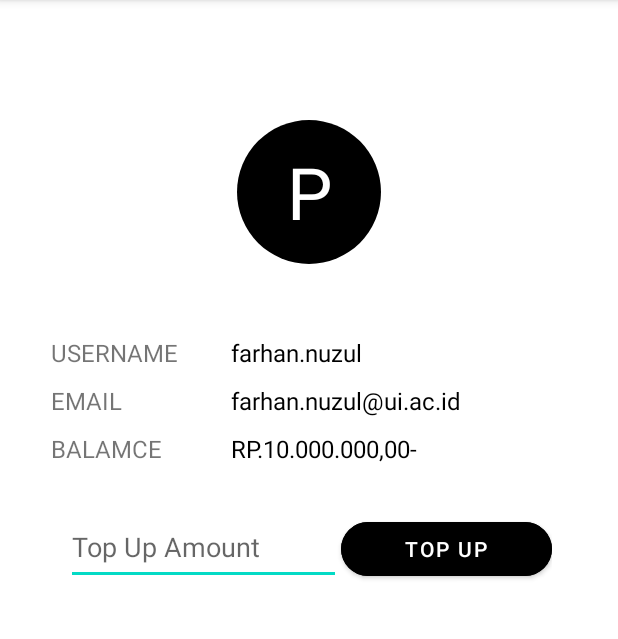
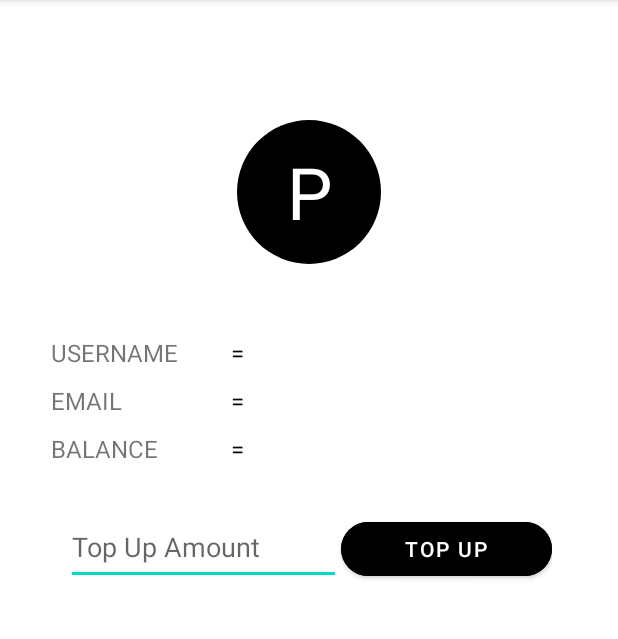
Before and after one commit to farhannuzul11/JBus-android, an Android app: the AboutMeActivity screen opened directly, with no data from a screen before it, on a phone screen of 412 x 824 dp, the part 84-723 px from its top. Run offline under Robolectric (Android 15) with nearby library versions, the phone set to English and light mode, and no system bars; 3 statements that could not run were skipped.

Commit message:
CS09 - Perbaikan

```diff
--- a/app/src/main/java/com/farhanNuzulNJBusAF/jbus_android/AboutMeActivity.java
+++ b/app/src/main/java/com/farhanNuzulNJBusAF/jbus_android/AboutMeActivity.java
@@ -2,25 +2,77 @@ package com.farhanNuzulNJBusAF.jbus_android;
 
 import androidx.appcompat.app.AppCompatActivity;
 
+import android.content.Context;
+import android.content.Intent;
 import android.os.Bundle;
+import android.widget.Button;
+import android.widget.EditText;
 import android.widget.TextView;
+import android.widget.Toast;
+
+import com.farhanNuzulNJBusAF.jbus_android.model.Account;
+import com.farhanNuzulNJBusAF.jbus_android.model.BaseResponse;
+import com.farhanNuzulNJBusAF.jbus_android.request.BaseApiService;
+import com.farhanNuzulNJBusAF.jbus_android.request.UtilsApi;
+
+import retrofit2.Call;
+import retrofit2.Callback;
+import retrofit2.Response;
 
 public class AboutMeActivity extends AppCompatActivity {
-
+    private Context mContext;
+    private BaseApiService mApiService;
+    private Button topUp;
+    private EditText amount;
+    private TextView username, email, balance;
     @Override
     protected void onCreate(Bundle savedInstanceState) {
         super.onCreate(savedInstanceState);
         setContentView(R.layout.activity_about_me);
 
-        TextView username = findViewById(R.id.username);
-        username.setText("farhan.nuzul");
-        TextView email = findViewById(R.id.email);
-        email.setText("farhan.nuzul@ui.ac.id");
-        TextView balance = findViewById(R.id.balance);
-        balance.setText("RP.10.000.000,00-");
-    }
+        mContext = this;
+        mApiService = UtilsApi.getApiService();
+        username = findViewById(R.id.username);
+        email = findViewById(R.id.email);
+        balance = findViewById(R.id.balance);
+        amount = findViewById(R.id.top_up_amount);
+        topUp = findViewById(R.id.top_up_button);
+
+        username.setText(LoginActivity.loggedAccount.name);
+        email.setText(LoginActivity.loggedAccount.email);
+        balance.setText(Double.toString(LoginActivity.loggedAccount.balance));
 
 
 
+        topUp.setOnClickListener(v -> {
+            handleTopUp();
+        });
+    }
 
+    protected void handleTopUp() {
+        String amount_handle = amount.getText().toString();
+        if (amount_handle.isEmpty()) {
+            Toast.makeText(mContext, "Field cannot be empty", Toast.LENGTH_SHORT).show();
+            return;
+        }
+        mApiService.topUp(LoginActivity.loggedAccount.id, Double.parseDouble(amount_handle)).enqueue(new Callback<BaseResponse<Double>>() {
+            @Override
+            public void onResponse(Call<BaseResponse<Double>> call, Response<BaseResponse<Double>> response) {
+                if (!response.isSuccessful()) {
+                    Toast.makeText(mContext, "Application error " + response.code(), Toast.LENGTH_SHORT).show();
+                    return;
+                }
+                BaseResponse<Double> res = response.body();
+                if (res.success) {
+                    LoginActivity.loggedAccount.balance = Double.parseDouble(amount_handle) + LoginActivity.loggedAccount.balance;
+                    finish();
+                }
+                Toast.makeText(mContext, res.message, Toast.LENGTH_SHORT).show();
+            }
+            @Override
+            public void onFailure(Call<BaseResponse<Double>> call, Throwable t) {
+                Toast.makeText(mContext, "Problem with the server", Toast.LENGTH_SHORT).show();
+            }
+        });
+    }
 }
--- a/app/src/main/java/com/farhanNuzulNJBusAF/jbus_android/RegisterActivity.java
+++ b/app/src/main/java/com/farhanNuzulNJBusAF/jbus_android/RegisterActivity.java
@@ -53,6 +53,8 @@ public class RegisterActivity extends AppCompatActivity {
             Toast.makeText(mContext, "Field cannot be empty", Toast.LENGTH_SHORT).show();
             return;
         }
+
+
         mApiService.register(nameS, emailS, passwordS).enqueue(new Callback<BaseResponse<Account>>() {
             @Override
             public void onResponse(Call<BaseResponse<Account>> call, Response<BaseResponse<Account>> response) {
--- a/app/src/main/java/com/farhanNuzulNJBusAF/jbus_android/request/BaseApiService.java
+++ b/app/src/main/java/com/farhanNuzulNJBusAF/jbus_android/request/BaseApiService.java
@@ -23,4 +23,9 @@ public interface BaseApiService {
     Call<BaseResponse<Account>> login(
             @Query("email") String email,
             @Query("password") String password);
+
+    @POST("account/{id}/topUp")
+    Call<BaseResponse<Double>> topUp(
+            @Path("id") int id,
+            @Query("amount") double amount);
 }
--- a/app/src/main/java/com/farhanNuzulNJBusAF/jbus_android/request/RetrofitClient.java
+++ b/app/src/main/java/com/farhanNuzulNJBusAF/jbus_android/request/RetrofitClient.java
@@ -26,7 +26,7 @@ public class RetrofitClient {
                     Request originalRequest = chain.request();
                     Request newRequest = originalRequest.newBuilder()
 //ganti value header di bawah ini dengan nama kalian
-                            .addHeader("Farhan Nuzul Noufendri", "changemepls")
+                            .addHeader("Client-Name", "Farhan Nuzul Noufendri")
                             .build();
                     return chain.proceed(newRequest);
                 })
--- a/app/src/main/res/layout/activity_about_me.xml
+++ b/app/src/main/res/layout/activity_about_me.xml
@@ -84,7 +84,7 @@
                 android:layout_width="120dp"
                 android:layout_height="wrap_content"
                 android:layout_marginLeft="10dp"
-                android:text="BALAMCE"
+                android:text="BALANCE"
                 android:textSize="16sp" />
 
             <TextView
@@ -113,7 +113,7 @@
                 android:visibility="visible" />
 
             <Button
-                android:id="@+id/top_up"
+                android:id="@+id/top_up_button"
                 android:layout_width="match_parent"
                 android:layout_height="wrap_content"
                 android:backgroundTint="@color/black"
```
Also changed, not shown: app/src/main/java/com/farhanNuzulNJBusAF/jbus_android/LoginActivity.java (+6 -5 lines). Lines whose indentation alone changed are shown as unchanged.
